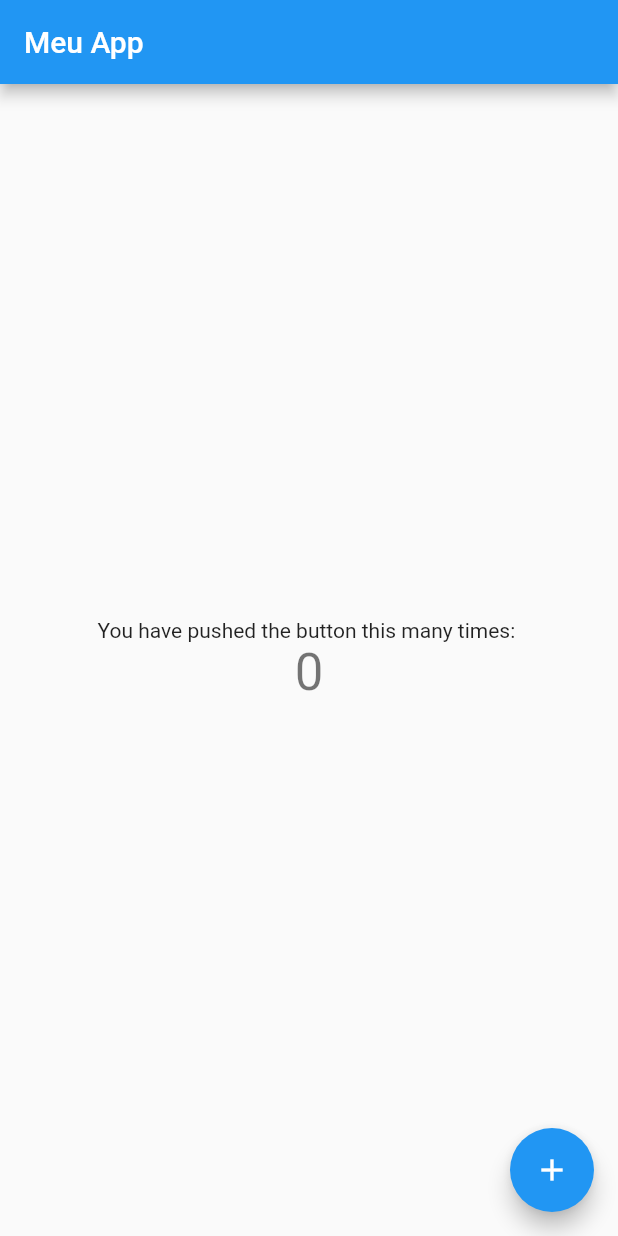
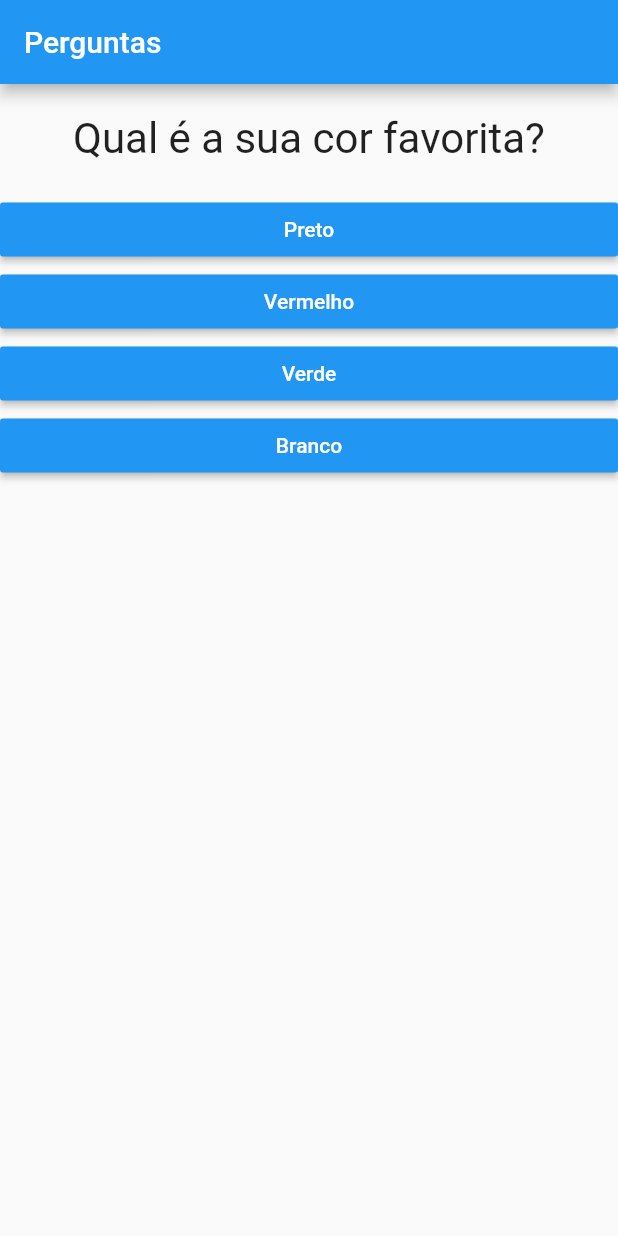
Before and after one commit to brthema072/projeto_perguntas, a Flutter app: the screen it shows after launch, on a phone screen of 412 x 824 dp. Run offline on Flutter 3.47's test engine with Material 2 defaults, Android fonts, the phone set to English and light mode, and no system bars.

Commit message:
add questao e resposta e atualização de main

```diff
--- a/lib/main.dart
+++ b/lib/main.dart
@@ -1,66 +1,62 @@
 import 'package:flutter/material.dart';
+import './questao.dart';
+import './resposta.dart';
 
-void main() {
-  runApp(MyApp());
-}
+main()=> runApp(PerguntaApp());
 
-class MyApp extends StatelessWidget {
-  @override
-  Widget build(BuildContext context) {
-    return MaterialApp(
-      title: 'Meu App Demo',
-      theme: ThemeData(
-        primarySwatch: Colors.blue,
-        visualDensity: VisualDensity.adaptivePlatformDensity,
-      ),
-      home: MyHomePage(title: 'Meu App'),
-    );
-  }
-}
+class _PerguntaAppState extends State<PerguntaApp>{
+  var _perguntaSelecionada = 0;
 
-class MyHomePage extends StatefulWidget {
-  MyHomePage({Key key, this.title}) : super(key: key);
-
-  final String title;
-
-  @override
-  _MyHomePageState createState() => _MyHomePageState();
-}
-
-class _MyHomePageState extends State<MyHomePage> {
-  int _counter = 0;
-
-  void _incrementCounter() {
+  void _responder(){
     setState(() {
-      _counter++;
+      _perguntaSelecionada++;
     });
   }
 
    @override
-  Widget build(BuildContext context) {
-    return Scaffold(
+    Widget build(BuildContext context){
+
+      final List<Map<String, Object>> perguntas = [
+        {
+          'texto': 'Qual é a sua cor favorita?',
+          'Resposta': ['Preto', 'Vermelho', 'Verde', 'Branco']
+        },
+        {
+          'texto':'Qual é o seu animal favorito?',
+          'Resposta': ['Coelho', 'Cobra', 'Elefante', 'Leão']
+        },
+        {
+          'texto':'Qual é o seu instrutor favorito?',
+          'Resposta': ['Maria', 'João', 'Leo', 'Pedro']
+        },
+      ];
+
+      List<String> respostas = perguntas[_perguntaSelecionada]['Resposta'];
+
+
+      return MaterialApp(
+        home: Scaffold(
           appBar: AppBar(
-        title: Text(widget.title),
+            title: Text('Perguntas'),
           ),
-      body: Center(
-        child: Column(
-          mainAxisAlignment: MainAxisAlignment.center,
+          body: Column(
             children: <Widget>[
-            Text(
-              'You have pushed the button this many times: ',
-            ),
-            Text(
-              '$_counter',
-              style: Theme.of(context).textTheme.headline4,
-            ),
+
+              Questao(perguntas[_perguntaSelecionada]['texto']),
+              ...respostas.map((t) => Resposta(t, _responder)).toList()
+
             ],
           ),
         ),
-      floatingActionButton: FloatingActionButton(
-        onPressed: _incrementCounter,
-        tooltip: 'Increment',
-        child: Icon(Icons.add),
-      ), // This trailing comma makes auto-formatting nicer for build methods.
       );
     }
+
 }
+
+class PerguntaApp extends StatefulWidget{
+
+  State<PerguntaApp> createState(){
+    return _PerguntaAppState();
+  }
+
+}
--- /dev/null
+++ b/lib/questao.dart
@@ -0,0 +1,21 @@
+import 'package:flutter/material.dart';
+
+class Questao extends StatelessWidget {
+
+ final String texto;
+
+ Questao(this.texto);
+
+  @override
+  Widget build(BuildContext context) {
+    return Container(
+      width: double.infinity,
+      margin: EdgeInsets.all(20),
+      child: Text(
+        texto,
+        style: TextStyle(fontSize: 28),
+        textAlign: TextAlign.center,
+      ),
+    );
+  }
+}
--- /dev/null
+++ b/lib/resposta.dart
@@ -0,0 +1,23 @@
+import 'package:flutter/material.dart';
+
+class Resposta extends StatelessWidget {
+
+  final String texto;
+
+  final void Function() quandoSelecionado;
+
+  Resposta(this.texto, this.quandoSelecionado);
+
+  @override
+  Widget build(BuildContext context) {
+    return Container(
+      width: double.infinity,
+      child: RaisedButton(
+        textColor: Colors.white,
+        color: Colors.blue,
+        child: Text(texto),
+        onPressed: quandoSelecionado,
+      ),
+    );
+  }
+}
```
Lines whose indentation alone changed are shown as unchanged.
